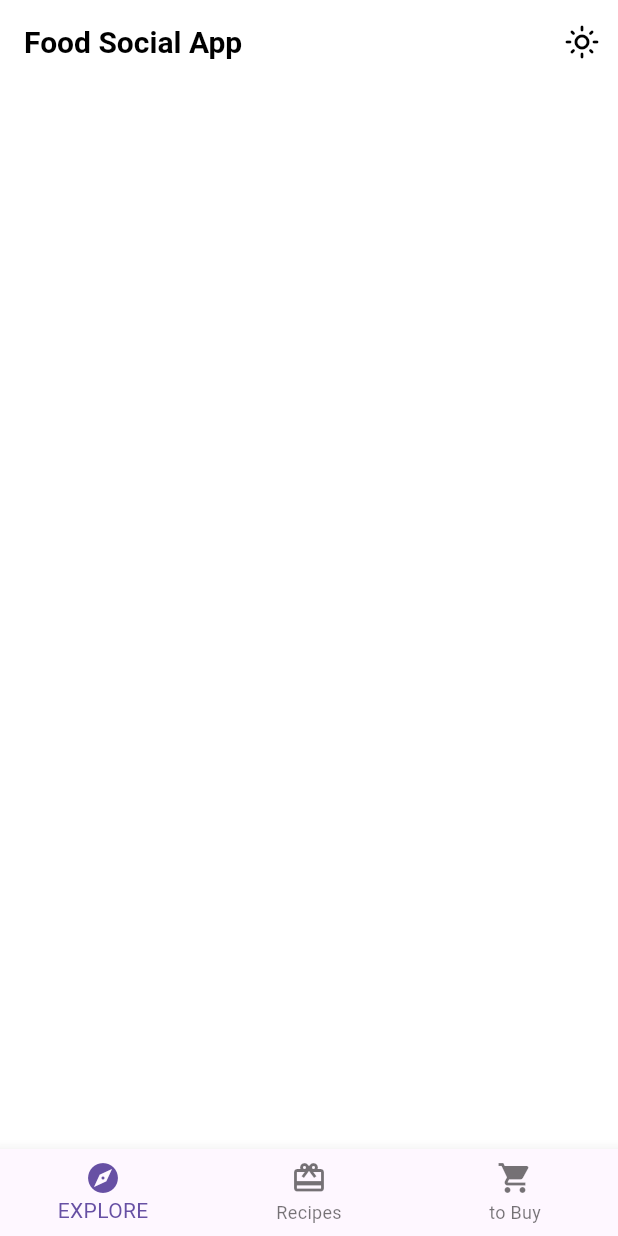
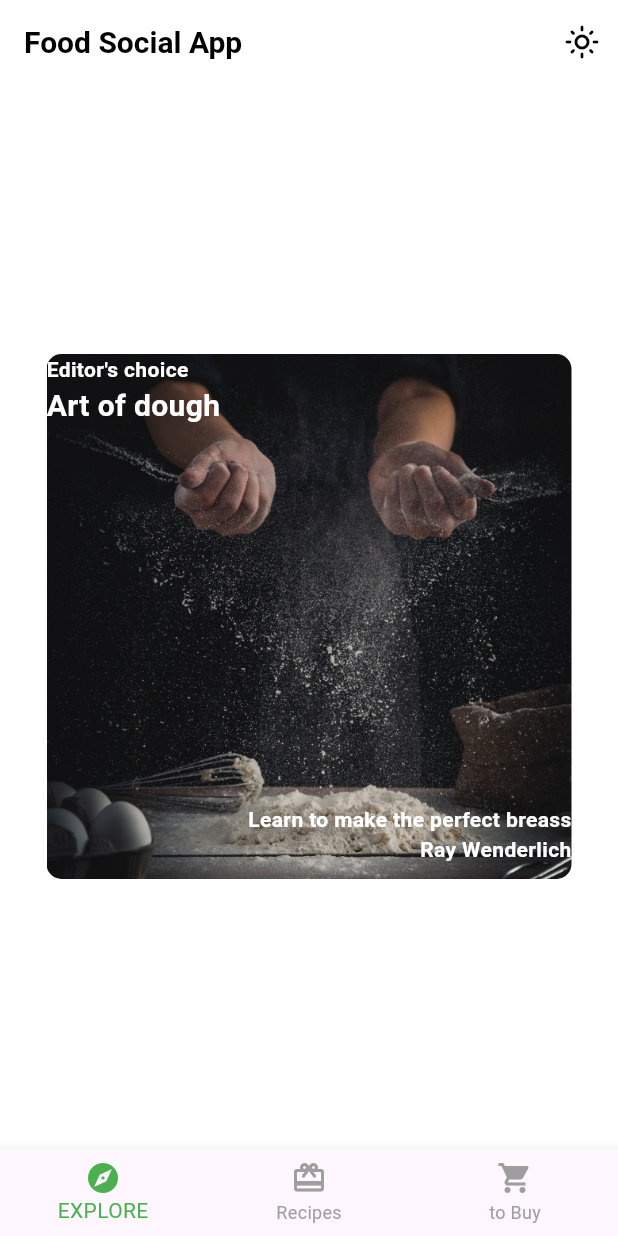
Before and after one commit to shinso-raven/food_social_app, a Flutter app: the screen it shows after launch, on a phone screen of 412 x 824 dp. Run offline on Flutter 3.47's test engine with Material 3 defaults, Android fonts, the phone set to English and light mode, and no system bars.

Commit message:
feat: card1, card2

```diff
--- /dev/null
+++ b/lib/components/card1.dart
@@ -0,0 +1,55 @@
+import 'package:flutter/material.dart';
+import 'package:social_food_app/food_themes.dart';
+
+class Card1 extends StatelessWidget {
+  const Card1({super.key});
+
+  final String category = "Editor's choice";
+  final String title = "Art of dough";
+  final String description = "Learn to make the perfect breass";
+  final String chef = "Ray Wenderlich";
+
+  @override
+  Widget build(BuildContext context) {
+    return Center(
+      child: Container(
+          child: Stack(
+            children: [
+              Text(
+                category,
+                style: FoodTheme.darkTextTheme.bodyLarge,
+              ),
+              Positioned(
+                top: 20,
+                child: Text(
+                  title,
+                  style: FoodTheme.darkTextTheme.titleLarge,
+                ),
+              ),
+              Positioned(
+                bottom: 30,
+                right: 0,
+                child: Text(
+                  description,
+                  style: FoodTheme.darkTextTheme.bodyLarge,
+                ),
+              ),
+              Positioned(
+                bottom: 10,
+                right: 0,
+                child: Text(
+                  chef,
+                  style: FoodTheme.darkTextTheme.bodyLarge,
+                ),
+              )
+            ],
+          ),
+          constraints: BoxConstraints.expand(width: 350, height: 350),
+          decoration: BoxDecoration(
+              borderRadius: BorderRadius.circular(10),
+              image: DecorationImage(
+                  fit: BoxFit.cover,
+                  image: AssetImage("assets/magazine_pics/mag1.png")))),
+    );
+  }
+}
--- a/lib/home.dart
+++ b/lib/home.dart
@@ -1,4 +1,7 @@
 import 'package:flutter/material.dart';
+import 'package:social_food_app/screens/explore_screen.dart';
+import 'package:social_food_app/screens/recipes_screen.dart';
+import 'package:social_food_app/screens/tobuy_screen.dart';
 
 import 'components/Theme_button.dart';
 
@@ -13,6 +16,15 @@ class Home extends StatefulWidget {
 }
 
 class _HomeState extends State<Home> {
+  int currentScreen = 0;
+  List<Widget> screens = [ExploreScreen(), RecipesScreen(), TobuyScreen()];
+
+  void ChangeScreen(int index) {
+    setState(() {
+      currentScreen = index;
+    });
+  }
+
   @override
   Widget build(BuildContext context) {
     return Scaffold(
@@ -26,13 +38,22 @@ class _HomeState extends State<Home> {
           ThemeButton(changeTheme: widget.ChangeThemeMode)
         ],
       ),
-      bottomNavigationBar: BottomNavigationBar(items: [
-        BottomNavigationBarItem(icon: Icon(Icons.explore), label: "EXPLORE"),
-        BottomNavigationBarItem(
-            icon: Icon(Icons.card_giftcard), label: "Recipes"),
-        BottomNavigationBarItem(
-            icon: Icon(Icons.shopping_cart), label: "to Buy")
-      ]),
+      bottomNavigationBar: BottomNavigationBar(
+          selectedItemColor: Colors.green,
+          unselectedItemColor: Colors.grey,
+          onTap: (value) {
+            ChangeScreen(value);
+          },
+          currentIndex: currentScreen,
+          items: [
+            BottomNavigationBarItem(
+                icon: Icon(Icons.explore), label: "EXPLORE"),
+            BottomNavigationBarItem(
+                icon: Icon(Icons.card_giftcard), label: "Recipes"),
+            BottomNavigationBarItem(
+                icon: Icon(Icons.shopping_cart), label: "to Buy")
+          ]),
+      body: screens[currentScreen],
     );
   }
 }
--- /dev/null
+++ b/lib/screens/explore_screen.dart
@@ -0,0 +1,13 @@
+import 'package:flutter/material.dart';
+import 'package:social_food_app/components/card1.dart';
+
+class ExploreScreen extends StatelessWidget {
+  const ExploreScreen({super.key});
+
+  @override
+  Widget build(BuildContext context) {
+    return Center(
+      child: Card1(),
+    );
+  }
+}
```
Also changed, not shown: lib/components/author_card.dart (added, +68 -0 lines), lib/components/card2.dart (added, +51 -0 lines), lib/components/circle_image.dart (added, +24 -0 lines), lib/screens/recipes_screen.dart (added, +11 -0 lines), lib/screens/tobuy_screen.dart (added, +12 -0 lines).
